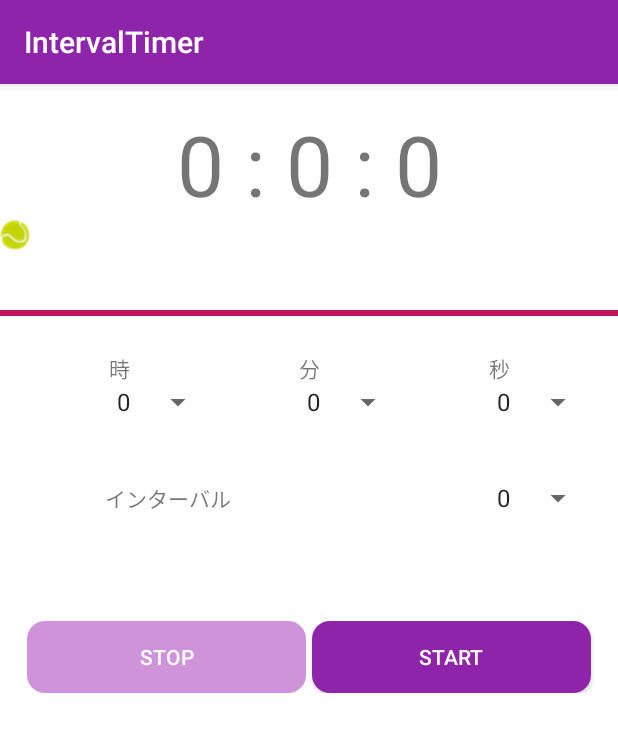
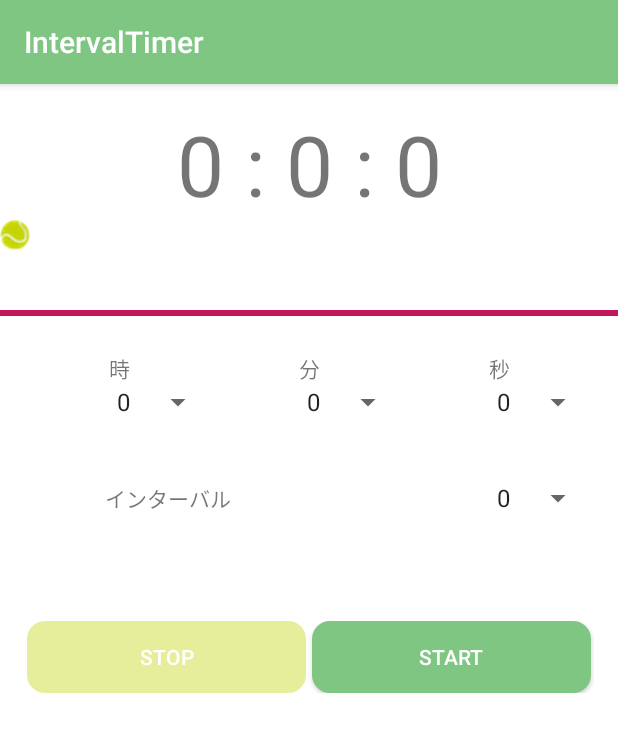
Before and after one commit to Ryoga1009/IntervalTimer, an Android app: the screen it shows after launch (MainActivity), on a phone screen of 412 x 824 dp. Shown: the top 732 px of the screen. Run offline under Robolectric (Android 15) with nearby library versions, the phone set to English and light mode, and no system bars; our stand-ins replace data binding.

Commit message:
change color

```diff
--- a/IntervalTimer/app/src/main/res/values/colors.xml
+++ b/IntervalTimer/app/src/main/res/values/colors.xml
@@ -1,9 +1,15 @@
 <?xml version="1.0" encoding="utf-8"?>
 <resources>
-    <color name="colorPrimary">#8e24aa</color>
-    <color name="colorPrimaryDark">#5c007a</color>
+<!--    <color name="colorPrimary">#8e24aa</color>-->
+    <!--    <color name="colorPrimaryDark">#5c007a</color>-->
     <color name="colorAccent">#c2185b</color>
-    <color name="colorPrimaryLight">#c158dc</color>
-    <color name="colorPrimaryDisable">#ce93d8</color>
+<!--    <color name="colorPrimaryLight">#c158dc</color>-->
+<!--    <color name="colorPrimaryDisable">#ce93d8</color>-->
+
+    <color name="colorPrimary">#80c683</color>
+    <color name="colorPrimaryDark">#509556</color>
+    <color name="colorPrimaryLight">#b1f9b3</color>
+    <color name="colorPrimaryDisable">#e6ee9c</color>
+
 
 </resources>
```
